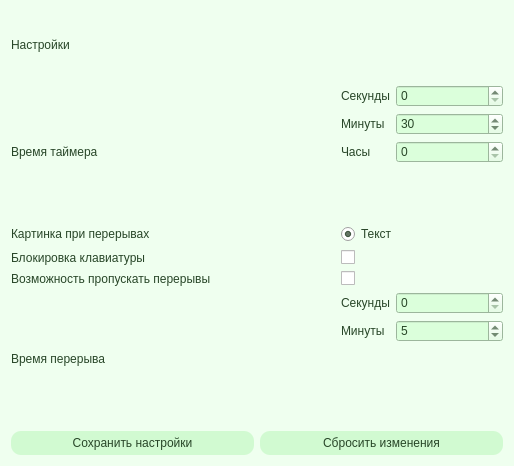
waire-p/EyeSA, file 1/settings.ui: the form before one commit.
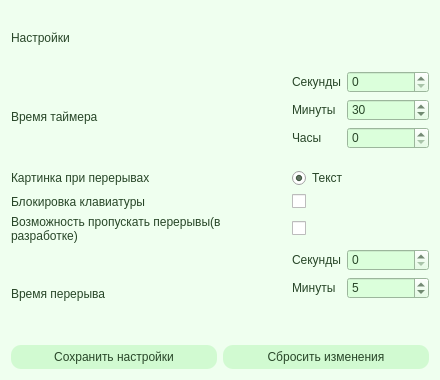
The form after the commit.

Diff of the .ui file:
```diff
--- a/1/settings.ui
+++ b/1/settings.ui
@@ -6,10 +6,16 @@
    <rect>
     <x>0</x>
     <y>0</y>
-    <width>514</width>
-    <height>466</height>
+    <width>440</width>
+    <height>380</height>
    </rect>
   </property>
+  <property name="minimumSize">
+   <size>
+    <width>440</width>
+    <height>380</height>
+   </size>
+  </property>
   <property name="windowTitle">
    <string>Настройки</string>
   </property>
@@ -62,7 +68,10 @@
        <item row="3" column="0">
         <widget class="QLabel" name="label_5">
          <property name="text">
-          <string>Возможность пропускать перерывы</string>
+          <string>Возможность пропускать перерывы(в разработке)</string>
+         </property>
+         <property name="wordWrap">
+          <bool>true</bool>
          </property>
         </widget>
        </item>
@@ -170,6 +179,9 @@
          <property name="text">
           <string/>
          </property>
+         <property name="checkable">
+          <bool>false</bool>
+         </property>
         </widget>
        </item>
        <item row="4" column="1">
```
